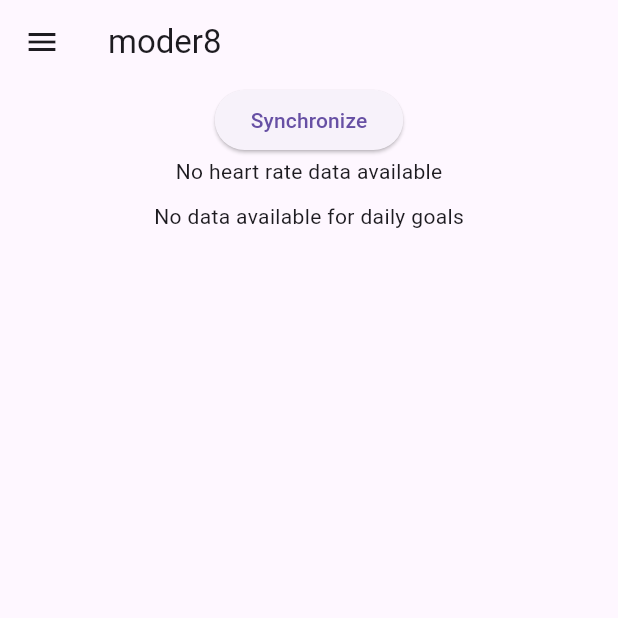
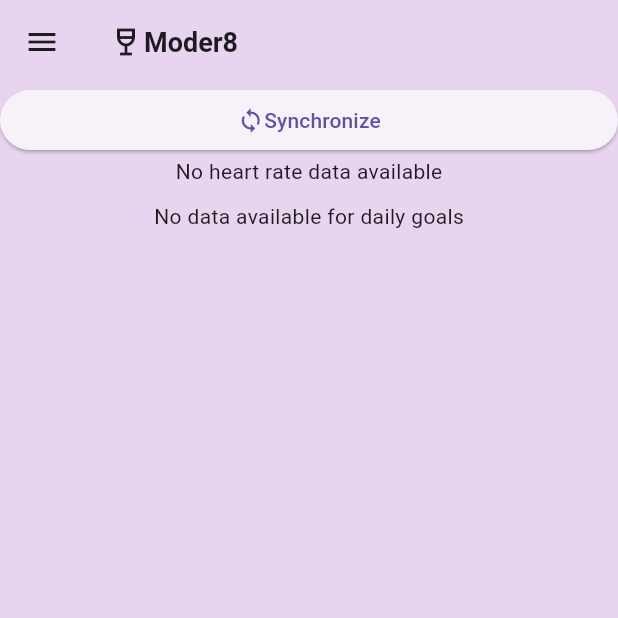
Before and after one commit to mariausy/health_app, a Flutter app: the screen it shows after launch, after a tap on "Login", on a phone screen of 412 x 824 dp, the top half of it. Run offline on Flutter 3.47's test engine with Material 3 defaults, Android fonts, the phone set to English and light mode, and no system bars; our stand-ins replace jwt_decoder, shared_preferences, syncfusion_flutter_charts; network calls fail.

Commit message:
Color theme

```diff
--- a/project_code/lib/screens/homepage.dart
+++ b/project_code/lib/screens/homepage.dart
@@ -13,8 +13,19 @@ class HomePage extends StatelessWidget {
   @override
   Widget build(BuildContext context) {
     return Scaffold(
+      backgroundColor: const Color.fromRGBO(232, 212, 239, 1),
       appBar: AppBar(
-        title: Text('moder8'),
+        backgroundColor: const Color.fromRGBO(232, 212, 239, 1),
+        title: const Row(
+          children: [
+            Icon(Icons.wine_bar_outlined),
+            Text('Moder8',
+              style: TextStyle(
+                  fontSize: 18,
+                  fontWeight: FontWeight.bold,
+                ),),
+          ],
+        ),
       ),
       body: ListView(
         children: <Widget>[
@@ -43,7 +54,13 @@ class HomePage extends StatelessWidget {
                   Provider.of<DataProvider>(context, listen: false)
                       .fetchSleepData('2023-05-13');
                 },
-                child: Text('Synchronize')
+                child: const Row(
+                  mainAxisAlignment: MainAxisAlignment.center,
+                  children: [
+                    Icon(Icons.sync),
+                    Text('Synchronize'),
+                  ],
+                ),
             ),
             Consumer<DataProvider>(builder: (context, data, child) {
               if (data.heartData.length == 0) {
@@ -78,7 +95,10 @@ class HomePage extends StatelessWidget {
             ListTile(
               leading: Icon(Icons.logout),
               title: Text('Logout'),
-              onTap: () => _toLoginPage(context),
+              onTap: () {
+                Provider.of<DataProvider>(context, listen: false).clearData();
+                _toLoginPage(context);
+              },
             ),
           ],
         ),)
--- a/project_code/lib/screens/loginpage.dart
+++ b/project_code/lib/screens/loginpage.dart
@@ -17,9 +17,11 @@ class _LoginPageState extends State<LoginPage> {
   @override
   Widget build(BuildContext context) {
     return Scaffold(
-      backgroundColor: Colors.white,
+      // backgroundColor: Colors.white,
+      backgroundColor: const Color.fromRGBO(232, 212, 239, 1),
       appBar: AppBar(
         title: Text("Login Page"),
+        backgroundColor: const Color.fromRGBO(232, 212, 239, 1),
       ),
       body: Center(
         child: Column(
@@ -29,7 +31,8 @@ class _LoginPageState extends State<LoginPage> {
               padding: EdgeInsets.symmetric(horizontal: 15),
               child: TextField(
                 controller: userController,
-                decoration: InputDecoration(
+                decoration: const InputDecoration(
+                    fillColor: Colors.white,
                     border: OutlineInputBorder(),
                     labelText: 'Username',
                     hintText: 'Enter username'),
@@ -42,7 +45,8 @@ class _LoginPageState extends State<LoginPage> {
               TextField(
                 obscureText: true,
                 controller: passwordController,
-                decoration: InputDecoration(
+                decoration: const InputDecoration(
+                    fillColor: Colors.white,
                     border: OutlineInputBorder(),
                     labelText: 'Password',
                     hintText: 'Enter password'),
--- a/project_code/lib/widgets/line_plot.dart
+++ b/project_code/lib/widgets/line_plot.dart
@@ -17,6 +17,7 @@ class HeartDataPlot extends StatelessWidget {
   Widget build(BuildContext context) {
     return SfCartesianChart(
       plotAreaBorderWidth: 0,
+      backgroundColor: const Color.fromRGBO(255, 255, 255, 1),
       title: ChartTitle(text: 'Heart rate'),
       primaryXAxis: const DateTimeAxis(majorGridLines: MajorGridLines(width: 0)),
       primaryYAxis: const NumericAxis(
```
